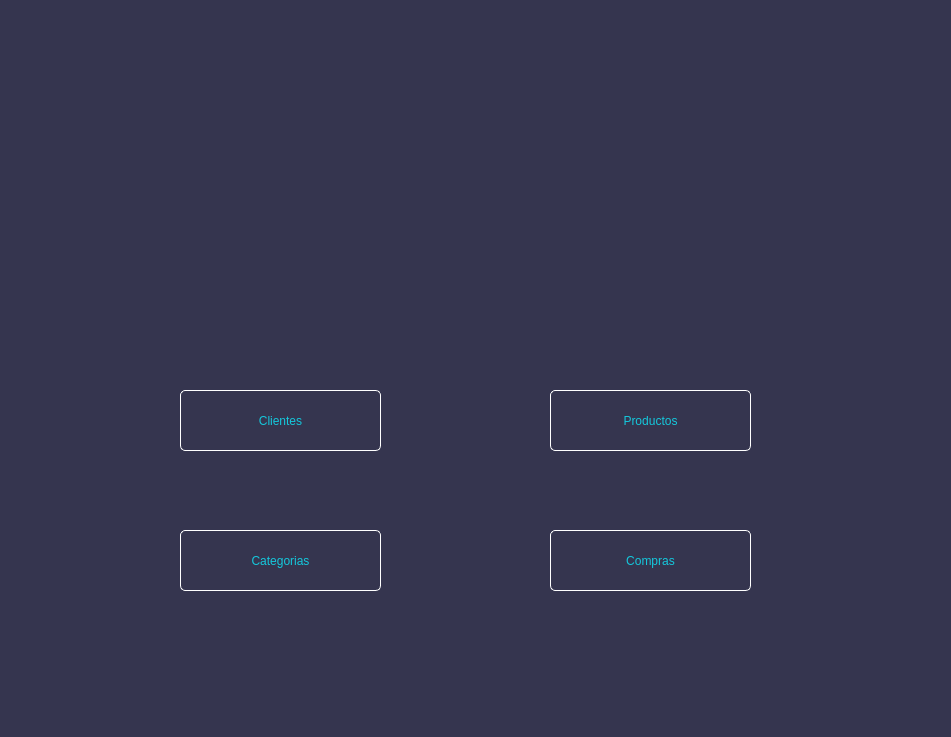
First picture: the form in views/MainWindow.ui, repository joanmera/Gameverse_Interface, before the edit.
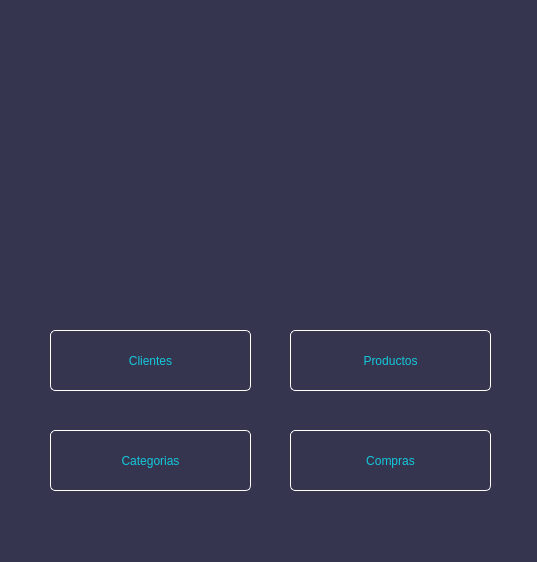
Second picture: the form after the edit. Icons and pictures are not drawn.

What changed in the file:
```diff
--- a/views/MainWindow.ui
+++ b/views/MainWindow.ui
@@ -6,8 +6,8 @@
    <rect>
     <x>0</x>
     <y>0</y>
-    <width>951</width>
-    <height>737</height>
+    <width>537</width>
+    <height>562</height>
    </rect>
   </property>
   <property name="windowTitle">
@@ -22,8 +22,8 @@
    <widget class="QPushButton" name="clientButton">
     <property name="geometry">
      <rect>
-      <x>180</x>
-      <y>390</y>
+      <x>50</x>
+      <y>330</y>
       <width>201</width>
       <height>61</height>
      </rect>
@@ -52,8 +52,8 @@
    <widget class="QPushButton" name="gameButton">
     <property name="geometry">
      <rect>
-      <x>550</x>
-      <y>390</y>
+      <x>290</x>
+      <y>330</y>
       <width>201</width>
       <height>61</height>
      </rect>
@@ -78,8 +78,8 @@
    <widget class="QPushButton" name="purchaseButton">
     <property name="geometry">
      <rect>
-      <x>550</x>
-      <y>530</y>
+      <x>290</x>
+      <y>430</y>
       <width>201</width>
       <height>61</height>
      </rect>
@@ -104,8 +104,8 @@
    <widget class="QPushButton" name="categoryButton">
     <property name="geometry">
      <rect>
-      <x>180</x>
-      <y>530</y>
+      <x>50</x>
+      <y>430</y>
       <width>201</width>
       <height>61</height>
      </rect>
@@ -130,8 +130,8 @@
    <widget class="QLabel" name="label">
     <property name="geometry">
      <rect>
-      <x>220</x>
-      <y>70</y>
+      <x>30</x>
+      <y>20</y>
       <width>471</width>
       <height>251</height>
      </rect>
```
